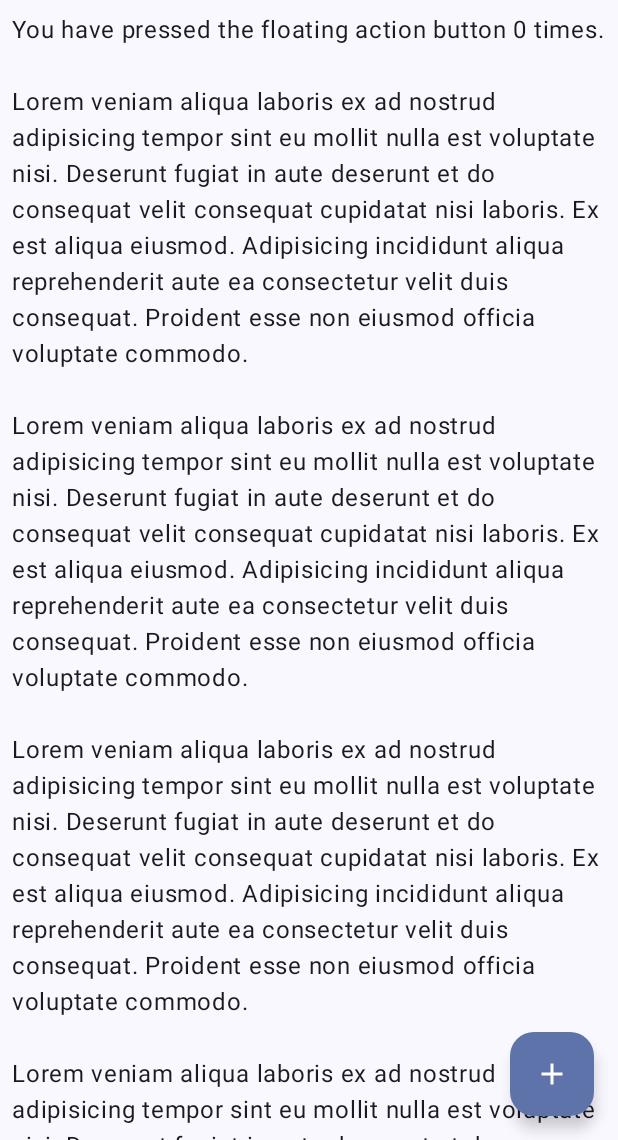
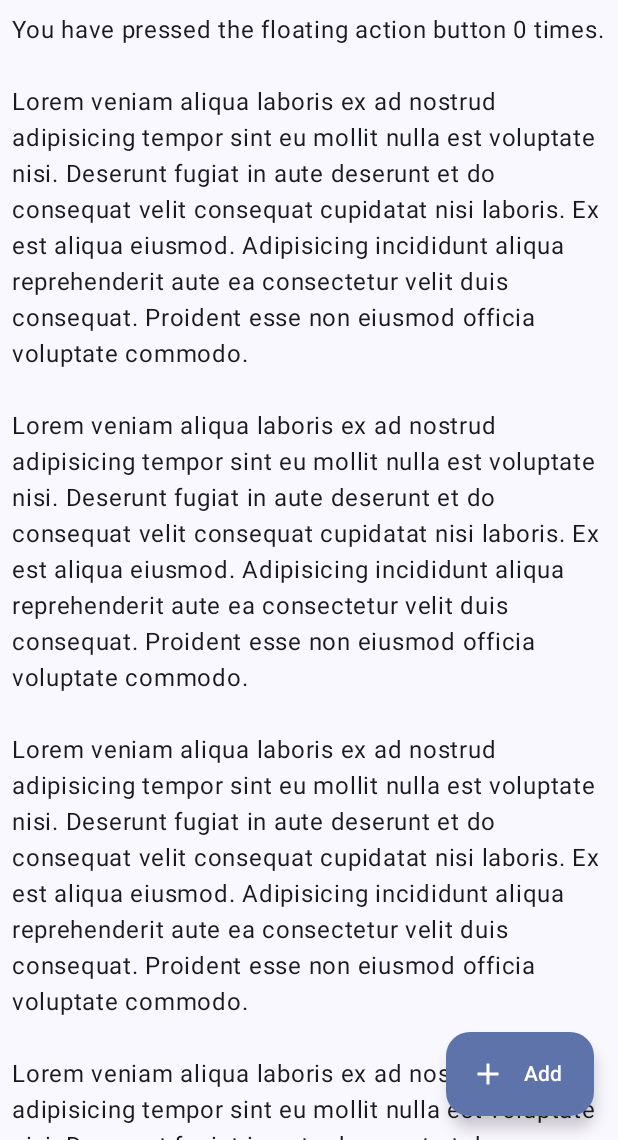
Before and after one commit to reekystive/nat-analyzer, an Android app built with Jetpack Compose: the screen it shows after launch (MainActivity), on a phone screen of 412 x 824 dp, the part 96-1236 px from its top. Run offline under Robolectric (Android 15) with nearby library versions, the phone set to English and light mode, and no system bars.

Commit message:
feat: update floating action button

```diff
--- a/app/src/main/java/org/reeky/natutils/ui/component/AddFAB.kt
+++ b/app/src/main/java/org/reeky/natutils/ui/component/AddFAB.kt
@@ -2,15 +2,16 @@ package org.reeky.natutils.ui.component
 
 import androidx.compose.material.icons.Icons
 import androidx.compose.material.icons.filled.Add
-import androidx.compose.material3.FloatingActionButton
+import androidx.compose.material3.ExtendedFloatingActionButton
 import androidx.compose.material3.Icon
+import androidx.compose.material3.Text
 import androidx.compose.runtime.Composable
 
 @Composable
 fun AddFAB(onPress: () -> Unit) {
-    FloatingActionButton(
-        onClick = { onPress() }
-    ) {
-        Icon(Icons.Default.Add, contentDescription = "Add")
-    }
+    ExtendedFloatingActionButton(
+        onClick = { onPress() },
+        icon = { Icon(Icons.Default.Add, "Add") },
+        text = { Text(text = "Add") },
+    )
 }
```
